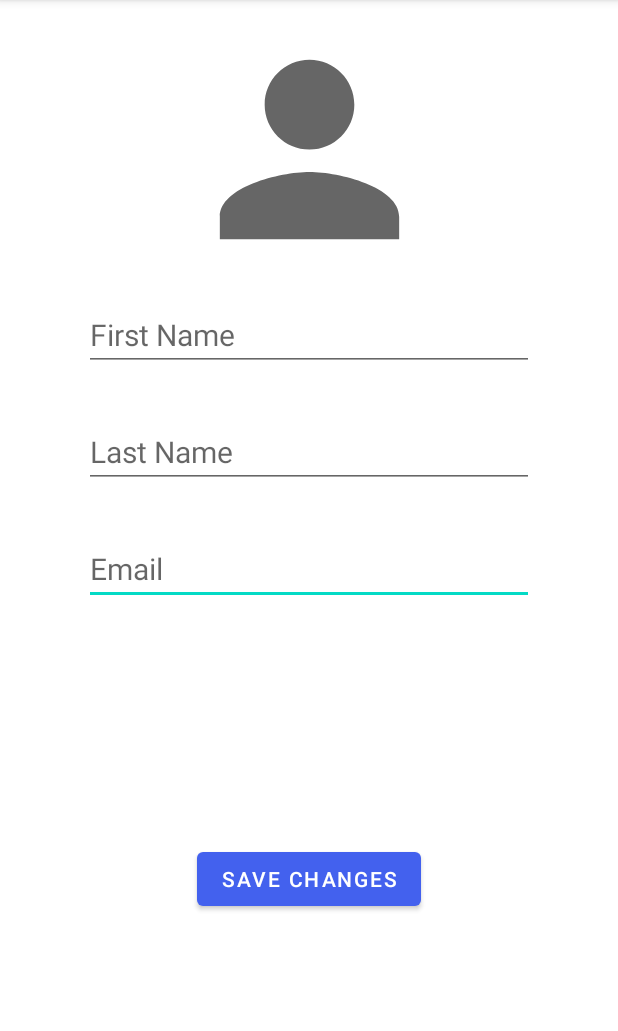
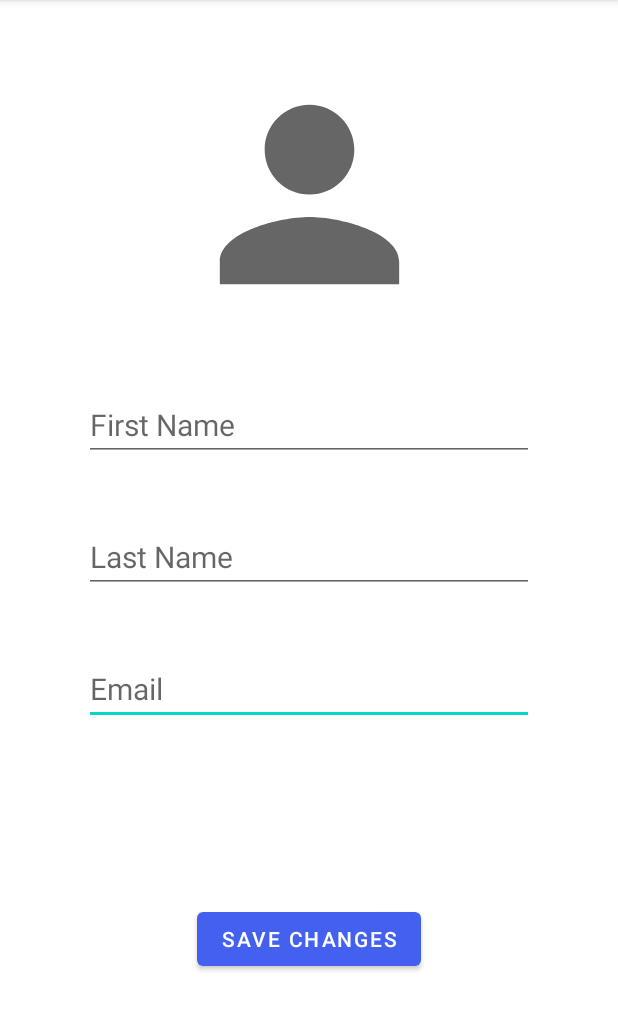
Before and after one commit to EventWithMe/EventWithMe, an Android app: the EditProfileActivity screen opened directly, with no data from a screen before it, on a phone screen of 412 x 824 dp, the part 84-1115 px from its top. Run offline under Robolectric (Android 15) with nearby library versions, the phone set to English and light mode, and no system bars; our stand-ins replace Picasso; libraries missing offline, so code that uses them is left out: com.parse; pictures from the network do not load; 5 statements that could not run were skipped.

Commit message:
added password regex and some functionality to password change scene

```diff
--- a/app/src/main/res/layout/activity_edit_profile.xml
+++ b/app/src/main/res/layout/activity_edit_profile.xml
@@ -11,7 +11,7 @@
         android:id="@+id/ivPfpE"
         android:layout_width="195dp"
         android:layout_height="179dp"
-        android:layout_marginTop="10dp"
+        android:layout_marginTop="40dp"
         android:src="@drawable/ic_baseline_person_24"
         app:layout_constraintEnd_toEndOf="parent"
         app:layout_constraintStart_toStartOf="parent"
@@ -21,7 +21,7 @@
         android:id="@+id/etEmailPE"
         android:layout_width="300dp"
         android:layout_height="wrap_content"
-        android:layout_marginTop="30dp"
+        android:layout_marginTop="40dp"
         android:hint="Email"
         android:inputType="textEmailAddress"
         android:textSize="20sp"
@@ -33,7 +33,7 @@
         android:id="@+id/etFirstNamePE"
         android:layout_width="300dp"
         android:layout_height="wrap_content"
-        android:layout_marginTop="10dp"
+        android:layout_marginTop="40dp"
         android:hint="First Name"
         android:textSize="20sp"
         app:layout_constraintEnd_toEndOf="parent"
@@ -44,7 +44,7 @@
         android:id="@+id/etLastNamePE"
         android:layout_width="300dp"
         android:layout_height="wrap_content"
-        android:layout_marginTop="30dp"
+        android:layout_marginTop="40dp"
         android:hint="Last Name"
         android:textSize="20sp"
         app:layout_constraintEnd_toEndOf="parent"
--- a/app/src/main/res/layout/activity_password_change.xml
+++ b/app/src/main/res/layout/activity_password_change.xml
@@ -21,7 +21,7 @@
         app:layout_constraintTop_toBottomOf="@+id/tvPassInfo" />
 
     <EditText
-        android:id="@+id/etPasswordPE"
+        android:id="@+id/etNewPasswordPE"
         android:layout_width="300dp"
         android:layout_height="wrap_content"
         android:layout_marginTop="50dp"
@@ -43,7 +43,7 @@
         android:textSize="20sp"
         app:layout_constraintEnd_toEndOf="parent"
         app:layout_constraintStart_toStartOf="parent"
-        app:layout_constraintTop_toBottomOf="@+id/etPasswordPE" />
+        app:layout_constraintTop_toBottomOf="@+id/etNewPasswordPE" />
 
     <TextView
         android:id="@+id/tvPassInfo"
@@ -55,7 +55,6 @@
         android:text="@string/password_info"
         android:textColor="#000000"
         android:textSize="16sp"
-        android:textStyle="bold"
         app:layout_constraintEnd_toEndOf="parent"
         app:layout_constraintStart_toStartOf="parent"
         app:layout_constraintTop_toTopOf="parent" />
--- a/app/src/main/res/layout/fragment_profile.xml
+++ b/app/src/main/res/layout/fragment_profile.xml
@@ -30,7 +30,7 @@
 
     <View
         android:id="@+id/divider2"
-        android:layout_width="409dp"
+        android:layout_width="300dp"
         android:layout_height="1dp"
         android:layout_marginTop="25dp"
         android:background="?android:attr/listDivider"
--- a/app/src/main/res/values/strings.xml
+++ b/app/src/main/res/values/strings.xml
@@ -31,5 +31,5 @@
     <string name="profile_email">Email:</string>
     <string name="profile_password">Password: **********</string>
     <string name="pick_image_intent_text">Camera or gallery?</string>
-    <string name="password_info">Password Requirements:\n\t- 8 to 15 characters long\n\t- At least one upper case character\n\t- at least one symbol</string>
+    <string name="password_info">Password Requirements:\n\t- 8 to 20 characters long\n\t- At least one upper case character\n\t- at least one symbol\n\t-at least one digit</string>
 </resources>
```
Also changed, not shown: app/src/main/java/com/example/eventwithus/PasswordChangeActivity.java (+65 -3 lines).
